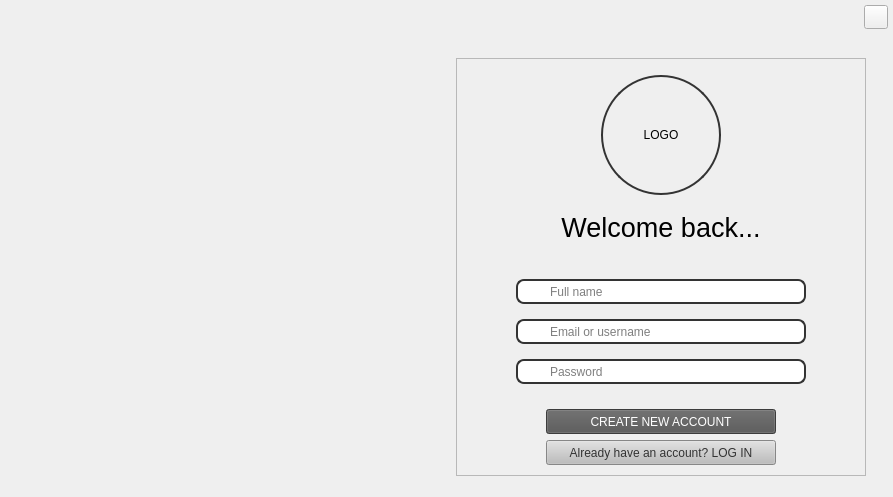
Above: project/ui/interface.ui from mylinh130425/KTLT_K23416_Group2 before the change. Below: the same form after it.
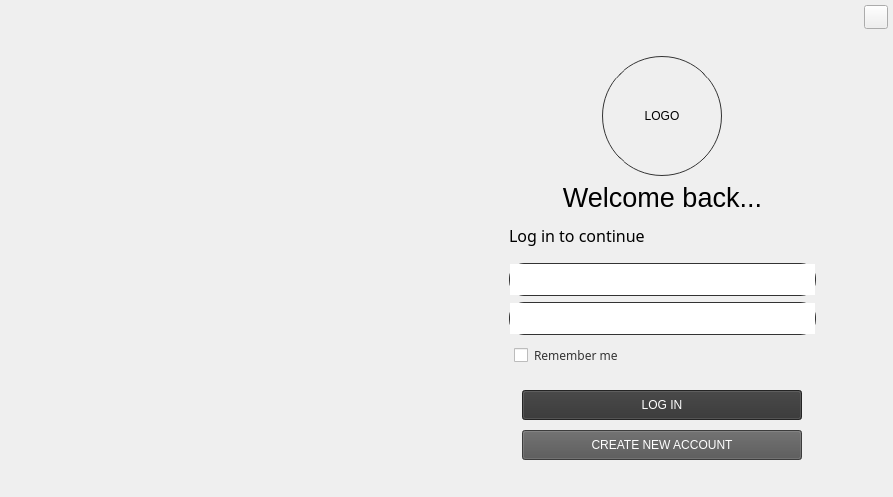
That is the form after the change. The open tabs and pages were chosen to show the change. Icons and pictures are not drawn. Custom widgets are drawn as their Qt base class.

Commit message: Implement Login Page

Diff of the .ui file:
```diff
--- a/project/ui/interface.ui
+++ b/project/ui/interface.ui
@@ -108,58 +108,21 @@
      <widget class="QStackedWidget" name="stackedWidget">
       <widget class="QWidget" name="Login_SignUp">
        <layout class="QVBoxLayout" name="verticalLayout_6">
-        <property name="spacing">
-         <number>0</number>
-        </property>
-        <property name="topMargin">
-         <number>0</number>
-        </property>
-        <property name="bottomMargin">
-         <number>0</number>
-        </property>
-        <item alignment="Qt::AlignVCenter">
+        <item>
          <widget class="QWidget" name="body_welcome" native="true">
           <layout class="QHBoxLayout" name="horizontalLayout_12">
-           <property name="spacing">
-            <number>0</number>
-           </property>
-           <property name="bottomMargin">
-            <number>0</number>
-           </property>
            <item>
-            <widget class="QCustomQStackedWidget" name="welcome_stackedWidget">
-             <property name="currentIndex">
-              <number>0</number>
-             </property>
-             <widget class="QWidget" name="left_login_page">
-              <property name="styleSheet">
-               <string notr="true"/>
-              </property>
-             </widget>
+            <widget class="QStackedWidget" name="stackedWidget_10">
+             <widget class="QWidget" name="left_login_page"/>
              <widget class="QWidget" name="left_signup_page"/>
             </widget>
            </item>
            <item>
-            <widget class="QCustomQStackedWidget" name="login_signup_stackedWidget">
-             <property name="cursor">
-              <cursorShape>PointingHandCursor</cursorShape>
-             </property>
-             <property name="currentIndex">
-              <number>0</number>
-             </property>
+            <widget class="QStackedWidget" name="stackedWidget_11">
              <widget class="QWidget" name="right_login_page">
               <layout class="QVBoxLayout" name="verticalLayout_3">
                <item alignment="Qt::AlignHCenter">
-                <widget class="QFrame" name="frame">
-                 <property name="frameShape">
-                  <enum>QFrame::StyledPanel</enum>
-                 </property>
-                 <property name="frameShadow">
-                  <enum>QFrame::Raised</enum>
-                 </property>
-                 <layout class="QVBoxLayout" name="verticalLayout_4">
-                  <item alignment="Qt::AlignHCenter">
-                   <widget class="QLabel" name="login_photo_label">
+                <widget class="QLabel" name="profile_photo">
                     <property name="minimumSize">
                      <size>
                       <width>120</width>
@@ -173,7 +136,7 @@
                      </size>
                     </property>
                     <property name="styleSheet">
-                     <string notr="true">border-radius: 60px;  border: 1.5px solid #333;</string>
+                  <string notr="true">border-radius: 60px;  border: 1px solid #333;</string>
                     </property>
                     <property name="text">
                      <string>LOGO</string>
@@ -183,7 +146,7 @@
                     </property>
                    </widget>
                   </item>
-                  <item alignment="Qt::AlignHCenter">
+               <item>
                    <widget class="QLabel" name="label_21">
                     <property name="sizePolicy">
                      <sizepolicy hsizetype="Preferred" vsizetype="Preferred">
@@ -239,48 +202,48 @@
                     </item>
                     <item>
                      <layout class="QVBoxLayout" name="verticalLayout_8">
-                      <property name="sizeConstraint">
-                       <enum>QLayout::SetMinimumSize</enum>
-                      </property>
                       <property name="topMargin">
                        <number>10</number>
                       </property>
-                      <property name="rightMargin">
-                       <number>0</number>
-                      </property>
                       <property name="bottomMargin">
                        <number>15</number>
                       </property>
                       <item>
-                       <widget class="QLineEdit" name="login_username_lineEdit">
+                    <widget class="QTextEdit" name="username_textEdit">
                         <property name="minimumSize">
                          <size>
-                          <width>250</width>
-                          <height>25</height>
-                         </size>
-                        </property>
+                       <width>200</width>
+                       <height>30</height>
+                      </size>
+                     </property>
+                     <property name="maximumSize">
+                      <size>
+                       <width>16777215</width>
+                       <height>35</height>
+                      </size>
+                     </property>
                         <property name="styleSheet">
-                         <string notr="true">border:1.5px solid #333; border-radius:8px;padding-left:30px</string>
-                        </property>
-                        <property name="placeholderText">
-                         <string>Email or username</string>
-                        </property>
+                      <string notr="true">border-radius:15px; border: 1px solid #333;</string>
+                     </property>
                        </widget>
                       </item>
                       <item>
-                       <widget class="QLineEdit" name="login_password_lineEdit">
+                    <widget class="QTextEdit" name="username_textEdit_2">
                         <property name="minimumSize">
                          <size>
-                          <width>250</width>
-                          <height>25</height>
-                         </size>
-                        </property>
+                       <width>200</width>
+                       <height>30</height>
+                      </size>
+                     </property>
+                     <property name="maximumSize">
+                      <size>
+                       <width>16777215</width>
+                       <height>35</height>
+                      </size>
+                     </property>
                         <property name="styleSheet">
-                         <string notr="true">border:1.5px solid #333; border-radius:8px;padding-left:30px</string>
-                        </property>
-                        <property name="placeholderText">
-                         <string>Password</string>
-                        </property>
+                      <string notr="true">border-radius:15px; border: 1px solid #333;</string>
+                     </property>
                        </widget>
                       </item>
                       <item>
@@ -319,13 +282,13 @@
                        <widget class="QPushButton" name="login_button">
                         <property name="minimumSize">
                          <size>
-                          <width>230</width>
+                       <width>280</width>
                           <height>30</height>
                          </size>
                         </property>
                         <property name="maximumSize">
                          <size>
-                          <width>230</width>
+                       <width>280</width>
                           <height>30</height>
                          </size>
                         </property>
@@ -341,13 +304,13 @@
                        <widget class="QPushButton" name="to_signup_button">
                         <property name="minimumSize">
                          <size>
-                          <width>230</width>
+                       <width>280</width>
                           <height>30</height>
                          </size>
                         </property>
                         <property name="maximumSize">
                          <size>
-                          <width>230</width>
+                       <width>280</width>
                           <height>30</height>
                          </size>
                         </property>
@@ -365,235 +328,7 @@
                   </item>
                  </layout>
                 </widget>
-               </item>
-              </layout>
-             </widget>
-             <widget class="QWidget" name="right_signup_page">
-              <layout class="QVBoxLayout" name="verticalLayout_13">
-               <item>
-                <widget class="QFrame" name="frame_2">
-                 <property name="frameShape">
-                  <enum>QFrame::StyledPanel</enum>
-                 </property>
-                 <property name="frameShadow">
-                  <enum>QFrame::Raised</enum>
-                 </property>
-                 <layout class="QVBoxLayout" name="verticalLayout_9">
-                  <property name="spacing">
-                   <number>0</number>
-                  </property>
-                  <property name="topMargin">
-                   <number>9</number>
-                  </property>
-                  <property name="bottomMargin">
-                   <number>0</number>
-                  </property>
-                  <item alignment="Qt::AlignHCenter">
-                   <widget class="QLabel" name="signup_photo_label">
-                    <property name="minimumSize">
-                     <size>
-                      <width>120</width>
-                      <height>120</height>
-                     </size>
-                    </property>
-                    <property name="maximumSize">
-                     <size>
-                      <width>120</width>
-                      <height>120</height>
-                     </size>
-                    </property>
-                    <property name="styleSheet">
-                     <string notr="true">border-radius: 60px;  border: 1.5px solid #333;</string>
-                    </property>
-                    <property name="text">
-                     <string>LOGO</string>
-                    </property>
-                    <property name="alignment">
-                     <set>Qt::AlignCenter</set>
-                    </property>
-                   </widget>
-                  </item>
-                  <item alignment="Qt::AlignHCenter">
-                   <widget class="QLabel" name="label_31">
-                    <property name="sizePolicy">
-                     <sizepolicy hsizetype="Preferred" vsizetype="Preferred">
-                      <horstretch>0</horstretch>
-                      <verstretch>0</verstretch>
-                     </sizepolicy>
-                    </property>
-                    <property name="maximumSize">
-                     <size>
-                      <width>16777215</width>
-                      <height>50</height>
-                     </size>
-                    </property>
-                    <property name="font">
-                     <font>
-                      <pointsize>20</pointsize>
-                     </font>
-                    </property>
-                    <property name="text">
-                     <string>Welcome back...</string>
-                    </property>
-                    <property name="scaledContents">
-                     <bool>true</bool>
-                    </property>
-                    <property name="alignment">
-                     <set>Qt::AlignCenter</set>
-                    </property>
-                   </widget>
-                  </item>
-                  <item>
-                   <layout class="QVBoxLayout" name="verticalLayout_10">
-                    <property name="leftMargin">
-                     <number>50</number>
-                    </property>
-                    <property name="topMargin">
-                     <number>5</number>
-                    </property>
-                    <property name="rightMargin">
-                     <number>50</number>
-                    </property>
-                    <property name="bottomMargin">
-                     <number>0</number>
-                    </property>
-                    <item>
-                     <layout class="QVBoxLayout" name="verticalLayout_11">
-                      <property name="spacing">
-                       <number>15</number>
-                      </property>
-                      <property name="sizeConstraint">
-                       <enum>QLayout::SetMinimumSize</enum>
-                      </property>
-                      <property name="topMargin">
-                       <number>15</number>
-                      </property>
-                      <property name="rightMargin">
-                       <number>0</number>
-                      </property>
-                      <property name="bottomMargin">
-                       <number>0</number>
-                      </property>
-                      <item>
-                       <widget class="QLineEdit" name="full_name_lineEdit">
-                        <property name="minimumSize">
-                         <size>
-                          <width>0</width>
-                          <height>25</height>
-                         </size>
-                        </property>
-                        <property name="styleSheet">
-                         <string notr="true">border:1.5px solid #333; border-radius:8px;padding-left:30px</string>
-                        </property>
-                        <property name="text">
-                         <string/>
-                        </property>
-                        <property name="placeholderText">
-                         <string>Full name</string>
-                        </property>
-                       </widget>
-                      </item>
-                      <item>
-                       <widget class="QLineEdit" name="signup_username_lineEdit">
-                        <property name="minimumSize">
-                         <size>
-                          <width>0</width>
-                          <height>25</height>
-                         </size>
-                        </property>
-                        <property name="styleSheet">
-                         <string notr="true">border:1.5px solid #333; border-radius:8px;padding-left:30px</string>
-                        </property>
-                        <property name="placeholderText">
-                         <string>Email or username</string>
-                        </property>
-                       </widget>
-                      </item>
-                      <item>
-                       <widget class="QLineEdit" name="signup_password_lineEdit">
-                        <property name="minimumSize">
-                         <size>
-                          <width>0</width>
-                          <height>25</height>
-                         </size>
-                        </property>
-                        <property name="styleSheet">
-                         <string notr="true">border:1.5px solid #333; border-radius:8px;padding-left:30px</string>
-                        </property>
-                        <property name="placeholderText">
-                         <string>Password</string>
-                        </property>
-                       </widget>
-                      </item>
-                     </layout>
-                    </item>
-                    <item>
-                     <layout class="QVBoxLayout" name="verticalLayout_12">
-                      <property name="spacing">
-                       <number>6</number>
-                      </property>
-                      <property name="sizeConstraint">
-                       <enum>QLayout::SetMinimumSize</enum>
-                      </property>
-                      <property name="topMargin">
-                       <number>25</number>
-                      </property>
-                      <item alignment="Qt::AlignHCenter">
-                       <widget class="QPushButton" name="signup_button">
-                        <property name="minimumSize">
-                         <size>
-                          <width>230</width>
-                          <height>25</height>
-                         </size>
-                        </property>
-                        <property name="maximumSize">
-                         <size>
-                          <width>230</width>
-                          <height>25</height>
-                         </size>
-                        </property>
-                        <property name="cursor">
-                         <cursorShape>PointingHandCursor</cursorShape>
-                        </property>
-                        <property name="styleSheet">
-                         <string notr="true">background-color:#545454;color:white</string>
-                        </property>
-                        <property name="text">
-                         <string>CREATE NEW ACCOUNT</string>
-                        </property>
-                       </widget>
-                      </item>
-                      <item alignment="Qt::AlignHCenter">
-                       <widget class="QPushButton" name="to_login_button">
-                        <property name="minimumSize">
-                         <size>
-                          <width>230</width>
-                          <height>25</height>
-                         </size>
-                        </property>
-                        <property name="maximumSize">
-                         <size>
-                          <width>230</width>
-                          <height>25</height>
-                         </size>
-                        </property>
-                        <property name="styleSheet">
-                         <string notr="true">background-color:#bdbdbd;color:#333</string>
-                        </property>
-                        <property name="text">
-                         <string>Already have an account? LOG IN</string>
-                        </property>
-                       </widget>
-                      </item>
-                     </layout>
-                    </item>
-                   </layout>
-                  </item>
-                 </layout>
-                </widget>
-               </item>
-              </layout>
-             </widget>
+             <widget class="QWidget" name="right_signup_page"/>
             </widget>
            </item>
           </layout>
```
Left out of the diff: 4 changed lines with no effect on the pictures. Lines whose indentation alone changed are shown as unchanged. The commit also changes 3 other files.
